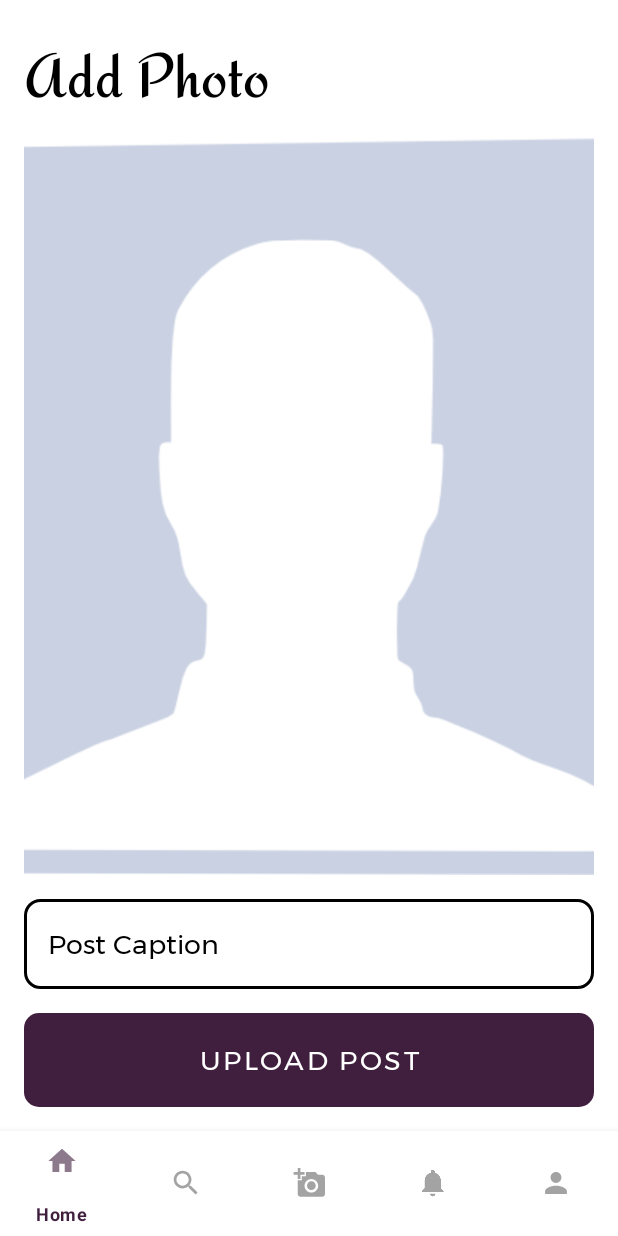
After one commit to asharyapandey/divinex-android, an Android app: the fragment AddPostFragment placed in its activity, on a phone screen of 412 x 824 dp. The commit adds this screen. Run offline under Robolectric (Android 15) with nearby library versions, the light colour scheme and no system bars.

```diff
--- a/app/src/main/java/com/asharya/divinex/repository/PostRepository.kt
+++ b/app/src/main/java/com/asharya/divinex/repository/PostRepository.kt
@@ -6,14 +6,15 @@
 import com.asharya.divinex.model.Post
 import com.asharya.divinex.response.AddPostResponse
 import com.asharya.divinex.response.PostsResponse
+import okhttp3.MultipartBody
 
 class PostRepository : ApiRequest() {
     private val postAPI = ServiceBuilder.buildService(PostAPI::class.java)
 
     // add post
-    suspend fun addPost(post: Post) : AddPostResponse {
+    suspend fun addPost(post: Post, image: MultipartBody.Part) : AddPostResponse {
         return apiRequest {
-            postAPI.addPost(ServiceBuilder.token!!, post)
+            postAPI.addPost(ServiceBuilder.token!!, post, image)
         }
     }
     suspend fun getPostFeed() : PostsResponse {
--- a/app/src/main/java/com/asharya/divinex/ui/DashboardActivity.kt
+++ b/app/src/main/java/com/asharya/divinex/ui/DashboardActivity.kt
@@ -6,7 +6,7 @@
 import androidx.fragment.app.Fragment
 import com.asharya.divinex.R
 import com.asharya.divinex.api.ServiceBuilder
-import com.asharya.divinex.ui.fragments.addphoto.AddPhotoFragment
+import com.asharya.divinex.ui.fragments.addpost.AddPostFragment
 import com.asharya.divinex.ui.fragments.home.HomeFragment
 import com.asharya.divinex.ui.fragments.notification.NotificationFragment
 import com.asharya.divinex.ui.fragments.profile.ProfileFragment
@@ -23,7 +23,7 @@
 
         val homeFragment = HomeFragment()
         val notificationFragment= NotificationFragment()
-        val addPhotoFragment = AddPhotoFragment()
+        val addPhotoFragment = AddPostFragment()
         val searchFragment = SearchFragment()
         val profileFragment = ProfileFragment()
 
--- a/app/src/main/java/com/asharya/divinex/ui/fragments/addphoto/AddPhotoFragment.kt
+++ /dev/null
@@ -1,6 +0,0 @@
-package com.asharya.divinex.ui.fragments.addphoto
-
-import androidx.fragment.app.Fragment
-import com.asharya.divinex.R
-class AddPhotoFragment : Fragment(R.layout.fragment_add_photo) {
-}
--- /dev/null
+++ b/app/src/main/java/com/asharya/divinex/ui/fragments/addpost/AddPostFragment.kt
@@ -0,0 +1,6 @@
+package com.asharya.divinex.ui.fragments.addpost
+
+import androidx.fragment.app.Fragment
+import com.asharya.divinex.R
+class AddPostFragment : Fragment(R.layout.fragment_add_post) {
+}
--- a/app/src/main/res/layout/fragment_add_photo.xml
+++ b/app/src/main/res/layout/fragment_add_post.xml
@@ -5,7 +5,7 @@
     android:layout_width="match_parent"
     android:layout_height="match_parent"
     android:padding="16dp"
-    tools:context=".ui.fragments.addphoto.AddPhotoFragment">
+    tools:context=".ui.fragments.addpost.AddPostFragment">
 
     <TextView
         android:id="@+id/textView8"
```
Also changed, not shown: app/src/main/java/com/asharya/divinex/ui/fragments/addpost/AddPostViewModel.kt (added, +7 -0 lines), app/src/main/java/com/asharya/divinex/ui/fragments/addpost/AddPostViewModelFactory.kt (added, +11 -0 lines).
